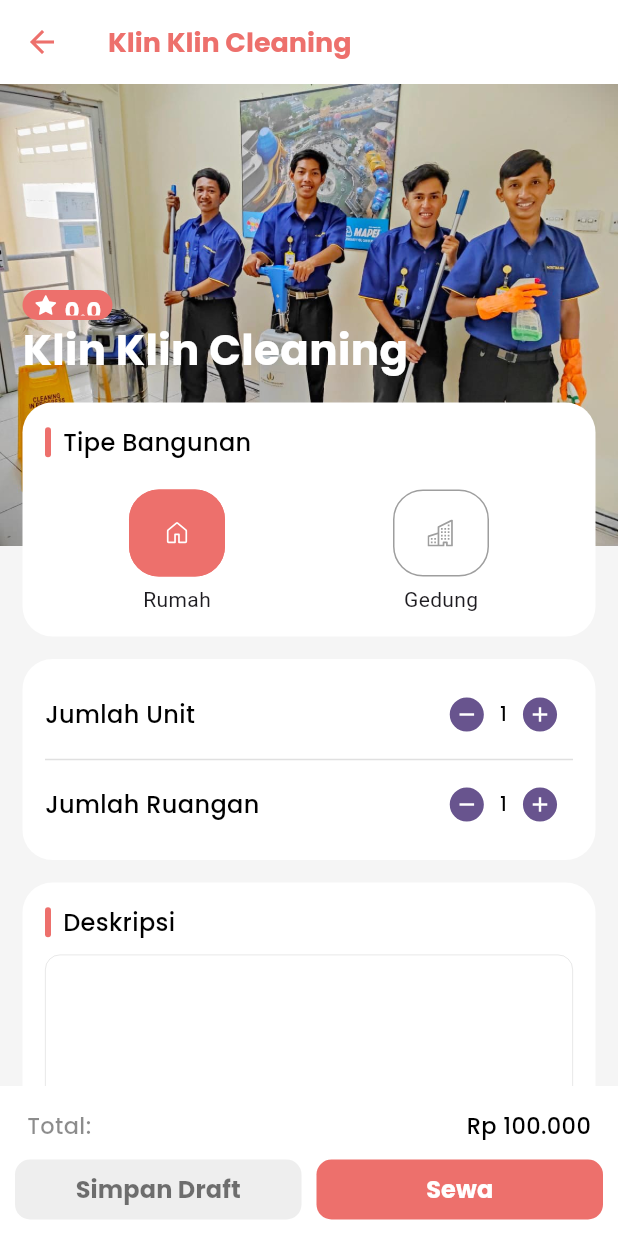
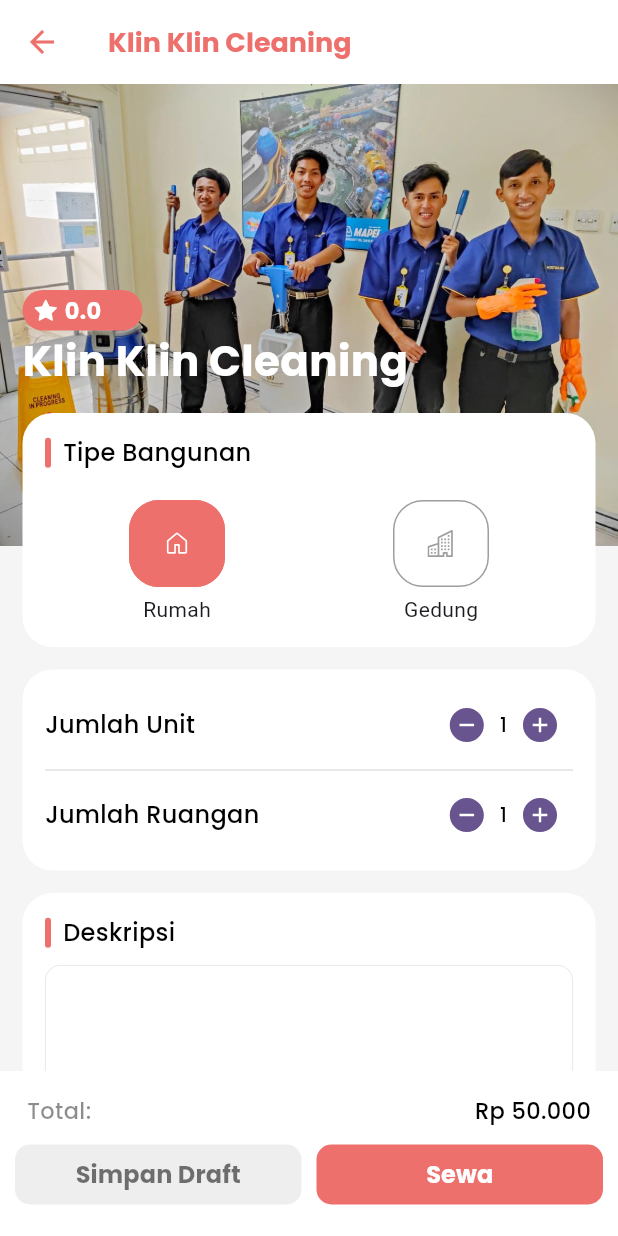
Before and after one commit to craftgirlsss/nyewa.id-client-app, a Flutter app: the ServiceDetails screen opened directly, on a phone screen of 412 x 824 dp. Run offline on Flutter 3.47's test engine with Material 3 defaults, Android fonts, the phone set to English and light mode, and no system bars; drawn by our look-alikes of auto_size_text; our stand-ins replace awesome_dialog, firebase_core, get, icons_plus, pin_code_fields; accounts and stored records are empty.

Commit message:
minimalize code structure

```diff
--- a/lib/src/views/dashboard/home/service_details.dart
+++ b/lib/src/views/dashboard/home/service_details.dart
@@ -1,6 +1,8 @@
 import 'package:auto_size_text/auto_size_text.dart';
 import 'package:flutter/cupertino.dart';
+import 'package:flutter/foundation.dart';
 import 'package:flutter/material.dart';
+import 'package:flutter/services.dart';
 import 'package:get/get.dart';
 import 'package:icons_plus/icons_plus.dart';
 import 'package:nyewadotid/src/components/global/index.dart';
@@ -21,6 +23,9 @@ class _ServiceDetailsState extends State<ServiceDetails> {
   int? ratingPoint = 0;
   var unit = 1.obs;
   var room = 1.obs;
+  var price = 0.obs;
+  var priceUnit = 50000.obs;
+  var priceRoom = 20000.obs;
   var selectedHome = true.obs;
   var isLoading = false.obs;
   final textStyle = GlobalTextStyle();
@@ -29,7 +34,20 @@ class _ServiceDetailsState extends State<ServiceDetails> {
   @override
   Widget build(BuildContext context) {
     final size = MediaQuery.of(context).size;
-    return GestureDetector(
+    priceRoom.value = priceRoom.value * room.value;
+    priceUnit.value = priceUnit.value * unit.value;
+    price.value = priceUnit.value + priceRoom.value;
+    if(kDebugMode) print(priceUnit.value);
+    if(kDebugMode) print(priceRoom.value);
+    return AnnotatedRegion(
+      value: const SystemUiOverlayStyle(
+        statusBarColor: Colors.transparent,
+        statusBarIconBrightness: Brightness.light,
+        systemNavigationBarContrastEnforced: true,
+        systemNavigationBarIconBrightness: Brightness.dark,
+        systemNavigationBarColor: Colors.transparent
+      ),
+      child: GestureDetector(
         onTap: (){
           FocusManager.instance.primaryFocus?.unfocus();
         },
@@ -55,12 +73,14 @@ class _ServiceDetailsState extends State<ServiceDetails> {
                     children: [
                       SizedBox(height: size.height / 6),
                       Container(
-                      width: 60,
-                      height: 20,
+                        constraints: const BoxConstraints(
+                          minWidth: 70,
+                          maxWidth: 80
+                        ),
                         margin: const EdgeInsets.symmetric(horizontal: 15),
                         padding: const EdgeInsets.symmetric(horizontal: 8, vertical: 3),
                         decoration: BoxDecoration(
-                        borderRadius: BorderRadius.circular(10),
+                          borderRadius: BorderRadius.circular(20),
                           color: globalVariable.secondaryColor
                         ),
                         child: Row(
@@ -180,6 +200,8 @@ class _ServiceDetailsState extends State<ServiceDetails> {
                                         onPressed: isLoading.value ? (){} : (){
                                           if(unit.value > 1){
                                             unit.value -= 1;
+                                            priceUnit.value = priceUnit.value * unit.value;
+                                            price.value = priceUnit.value - priceRoom.value;
                                           }
                                         },
                                         child: const Icon(AntDesign.minus_circle_fill, size: 26)
@@ -190,6 +212,8 @@ class _ServiceDetailsState extends State<ServiceDetails> {
                                       padding: EdgeInsets.zero,
                                       onPressed: isLoading.value ? (){} : (){
                                           unit.value = unit.value + 1;
+                                          priceUnit.value = priceUnit.value * unit.value;
+                                          price.value = priceUnit.value + priceRoom.value;
                                       },
                                       child: const Icon(AntDesign.plus_circle_fill, size: 26)
                                       ),
@@ -210,6 +234,8 @@ class _ServiceDetailsState extends State<ServiceDetails> {
                                       onPressed: isLoading.value ? (){} : (){
                                         if(room.value > 1){
                                           room.value -= 1;
+                                          priceRoom.value = priceRoom.value * room.value;
+                                          price.value = priceUnit.value + priceRoom.value;
                                         }
                                       },
                                       child: const Icon(AntDesign.minus_circle_fill, size: 26)
@@ -220,6 +246,8 @@ class _ServiceDetailsState extends State<ServiceDetails> {
                                         padding: EdgeInsets.zero,
                                         onPressed: isLoading.value ? (){} : (){
                                           room.value = room.value + 1;
+                                          priceRoom.value = priceRoom.value * room.value;
+                                          price.value = priceUnit.value + priceRoom.value;
                                         },
                                         child: const Icon(AntDesign.plus_circle_fill, size: 26)
                                       ),
@@ -281,7 +309,10 @@ class _ServiceDetailsState extends State<ServiceDetails> {
             ),
           ),
           bottomNavigationBar: Container(
-          height: 100,
+            constraints: const BoxConstraints(
+              minHeight: 105,
+              maxHeight: 110
+            ),
             padding: const EdgeInsets.symmetric(vertical: 8, horizontal: 10),
             color: Colors.white,
             child: Column(
@@ -292,7 +323,7 @@ class _ServiceDetailsState extends State<ServiceDetails> {
                     mainAxisAlignment: MainAxisAlignment.spaceBetween,
                     children: [
                       Text("Total: ", style: textStyle.defaultTextStyleMedium(fontSize: 15, color: Colors.black45)),
-                    Text(formatCurrencyId.format(100000), style: textStyle.defaultTextStyleMedium(fontSize: 15, color: Colors.black)),
+                      Obx(() => isLoading.value ? const Text("Rp 0") : Text(formatCurrencyId.format(priceUnit.value), style: textStyle.defaultTextStyleMedium(fontSize: 15, color: Colors.black))),
                     ],
                   ),
                 ),
@@ -332,6 +363,7 @@ class _ServiceDetailsState extends State<ServiceDetails> {
             ),
           ),
         ),
+      ),
     );
   }
 }
```
Also changed, not shown: lib/src/components/utilities/utilities.dart (added, +26 -0 lines), lib/src/views/dashboard/home/all_category.dart (+3 -14 lines), lib/src/views/dashboard/home/index.dart (+6 -42 lines), lib/src/views/dashboard/home/search_page.dart (+3 -14 lines). Lines whose indentation alone changed are shown as unchanged.
